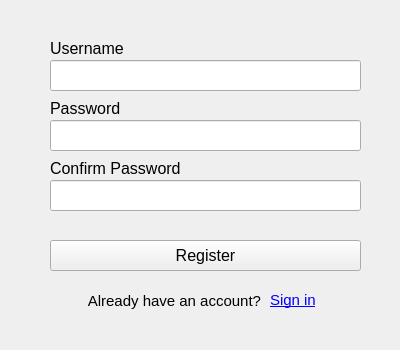
Qt form UI/register.ui (jack41402/Networking-Final) before a commit.
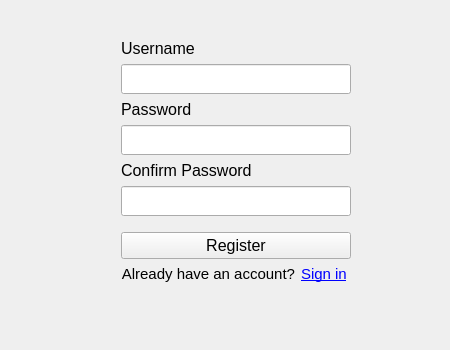
The same form after that commit.

Commit message: Update login and register

What changed in the file:
```diff
--- a/UI/register.ui
+++ b/UI/register.ui
@@ -6,32 +6,47 @@
    <rect>
     <x>0</x>
     <y>0</y>
-    <width>400</width>
+    <width>450</width>
     <height>350</height>
    </rect>
   </property>
   <property name="windowTitle">
    <string>Register</string>
   </property>
-  <widget class="QLineEdit" name="Username_lineEdit">
-   <property name="geometry">
-    <rect>
-     <x>50</x>
-     <y>60</y>
-     <width>311</width>
-     <height>31</height>
-    </rect>
-   </property>
-  </widget>
+  <layout class="QHBoxLayout" name="horizontalLayout" stretch="5,0,4">
+   <item>
+    <spacer name="horizontalSpacer">
+     <property name="orientation">
+      <enum>Qt::Horizontal</enum>
+     </property>
+     <property name="sizeHint" stdset="0">
+      <size>
+       <width>40</width>
+       <height>20</height>
+      </size>
+     </property>
+    </spacer>
+   </item>
+   <item>
+    <layout class="QVBoxLayout" name="verticalLayout" stretch="1,0,0,0,0,0,0,0,0,0,2">
+     <property name="spacing">
+      <number>6</number>
+     </property>
+     <item>
+      <spacer name="verticalSpacer_3">
+       <property name="orientation">
+        <enum>Qt::Vertical</enum>
+       </property>
+       <property name="sizeHint" stdset="0">
+        <size>
+         <width>20</width>
+         <height>40</height>
+        </size>
+       </property>
+      </spacer>
+     </item>
+     <item>
   <widget class="QLabel" name="Username_label">
-   <property name="geometry">
-    <rect>
-     <x>50</x>
-     <y>40</y>
-     <width>91</width>
-     <height>16</height>
-    </rect>
-   </property>
    <property name="font">
     <font>
      <family>Arial</family>
@@ -45,28 +60,19 @@
     <set>Qt::AlignLeading|Qt::AlignLeft|Qt::AlignVCenter</set>
    </property>
   </widget>
-  <widget class="QLineEdit" name="Password_lineEdit">
-   <property name="geometry">
-    <rect>
-     <x>50</x>
-     <y>120</y>
-     <width>311</width>
-     <height>31</height>
-    </rect>
-   </property>
-   <property name="echoMode">
-    <enum>QLineEdit::Password</enum>
-   </property>
-  </widget>
+     </item>
+     <item>
+      <widget class="QLineEdit" name="Username_lineEdit">
+       <property name="minimumSize">
+        <size>
+         <width>0</width>
+         <height>30</height>
+        </size>
+       </property>
+      </widget>
+     </item>
+     <item>
   <widget class="QLabel" name="Password_label">
-   <property name="geometry">
-    <rect>
-     <x>50</x>
-     <y>100</y>
-     <width>91</width>
-     <height>16</height>
-    </rect>
-   </property>
    <property name="font">
     <font>
      <family>Arial</family>
@@ -80,15 +86,64 @@
     <set>Qt::AlignLeading|Qt::AlignLeft|Qt::AlignVCenter</set>
    </property>
   </widget>
+     </item>
+     <item>
+      <widget class="QLineEdit" name="Password_lineEdit">
+       <property name="minimumSize">
+        <size>
+         <width>0</width>
+         <height>30</height>
+        </size>
+       </property>
+       <property name="echoMode">
+        <enum>QLineEdit::Password</enum>
+       </property>
+      </widget>
+     </item>
+     <item>
+      <widget class="QLabel" name="Confirm_Password_label">
+       <property name="font">
+        <font>
+         <family>Arial</family>
+         <pointsize>12</pointsize>
+        </font>
+       </property>
+       <property name="text">
+        <string>Confirm Password</string>
+       </property>
+       <property name="alignment">
+        <set>Qt::AlignLeading|Qt::AlignLeft|Qt::AlignVCenter</set>
+       </property>
+      </widget>
+     </item>
+     <item>
+      <widget class="QLineEdit" name="Confirm_Password_lineEdit">
+       <property name="minimumSize">
+        <size>
+         <width>0</width>
+         <height>30</height>
+        </size>
+       </property>
+       <property name="echoMode">
+        <enum>QLineEdit::Password</enum>
+       </property>
+      </widget>
+     </item>
+     <item>
+      <spacer name="verticalSpacer">
+       <property name="orientation">
+        <enum>Qt::Vertical</enum>
+       </property>
+       <property name="sizeHint" stdset="0">
+        <size>
+         <width>20</width>
+         <height>10</height>
+        </size>
+       </property>
+      </spacer>
+     </item>
+     <item>
   <widget class="QPushButton" name="Register_button">
-   <property name="geometry">
-    <rect>
-     <x>50</x>
-     <y>240</y>
-     <width>311</width>
-     <height>31</height>
-    </rect>
-   </property>
    <property name="font">
     <font>
      <family>Arial</family>
@@ -99,15 +154,11 @@
     <string>Register</string>
    </property>
   </widget>
+     </item>
+     <item>
+      <layout class="QHBoxLayout" name="horizontalLayout_3" stretch="7,3">
+       <item>
   <widget class="QLabel" name="Already_have_an_account_label">
-   <property name="geometry">
-    <rect>
-     <x>80</x>
-     <y>290</y>
-     <width>181</width>
-     <height>21</height>
-    </rect>
-   </property>
    <property name="font">
     <font>
      <family>Arial</family>
@@ -121,15 +172,9 @@
     <set>Qt::AlignRight|Qt::AlignTrailing|Qt::AlignVCenter</set>
    </property>
   </widget>
+       </item>
+       <item>
   <widget class="QLabel" name="Login_label">
-   <property name="geometry">
-    <rect>
-     <x>270</x>
-     <y>290</y>
-     <width>51</width>
-     <height>21</height>
-    </rect>
-   </property>
    <property name="font">
     <font>
      <family>Arial</family>
@@ -144,41 +189,38 @@
     <set>Qt::AlignLeading|Qt::AlignLeft|Qt::AlignVCenter</set>
    </property>
   </widget>
-  <widget class="QLabel" name="Confirm_Password_label">
-   <property name="geometry">
-    <rect>
-     <x>50</x>
-     <y>160</y>
-     <width>141</width>
-     <height>16</height>
-    </rect>
-   </property>
-   <property name="font">
-    <font>
-     <family>Arial</family>
-     <pointsize>12</pointsize>
-    </font>
-   </property>
-   <property name="text">
-    <string>Confirm Password</string>
-   </property>
-   <property name="alignment">
-    <set>Qt::AlignLeading|Qt::AlignLeft|Qt::AlignVCenter</set>
-   </property>
-  </widget>
-  <widget class="QLineEdit" name="Confirm_Password_lineEdit">
-   <property name="geometry">
-    <rect>
-     <x>50</x>
-     <y>180</y>
-     <width>311</width>
-     <height>31</height>
-    </rect>
-   </property>
-   <property name="echoMode">
-    <enum>QLineEdit::Password</enum>
-   </property>
-  </widget>
+       </item>
+      </layout>
+     </item>
+     <item>
+      <spacer name="verticalSpacer_2">
+       <property name="orientation">
+        <enum>Qt::Vertical</enum>
+       </property>
+       <property name="sizeHint" stdset="0">
+        <size>
+         <width>20</width>
+         <height>40</height>
+        </size>
+       </property>
+      </spacer>
+     </item>
+    </layout>
+   </item>
+   <item>
+    <spacer name="horizontalSpacer_2">
+     <property name="orientation">
+      <enum>Qt::Horizontal</enum>
+     </property>
+     <property name="sizeHint" stdset="0">
+      <size>
+       <width>40</width>
+       <height>20</height>
+      </size>
+     </property>
+    </spacer>
+   </item>
+  </layout>
  </widget>
  <resources/>
  <connections/>
```
Lines whose indentation alone changed are shown as unchanged. The commit also changes 1 other file.
